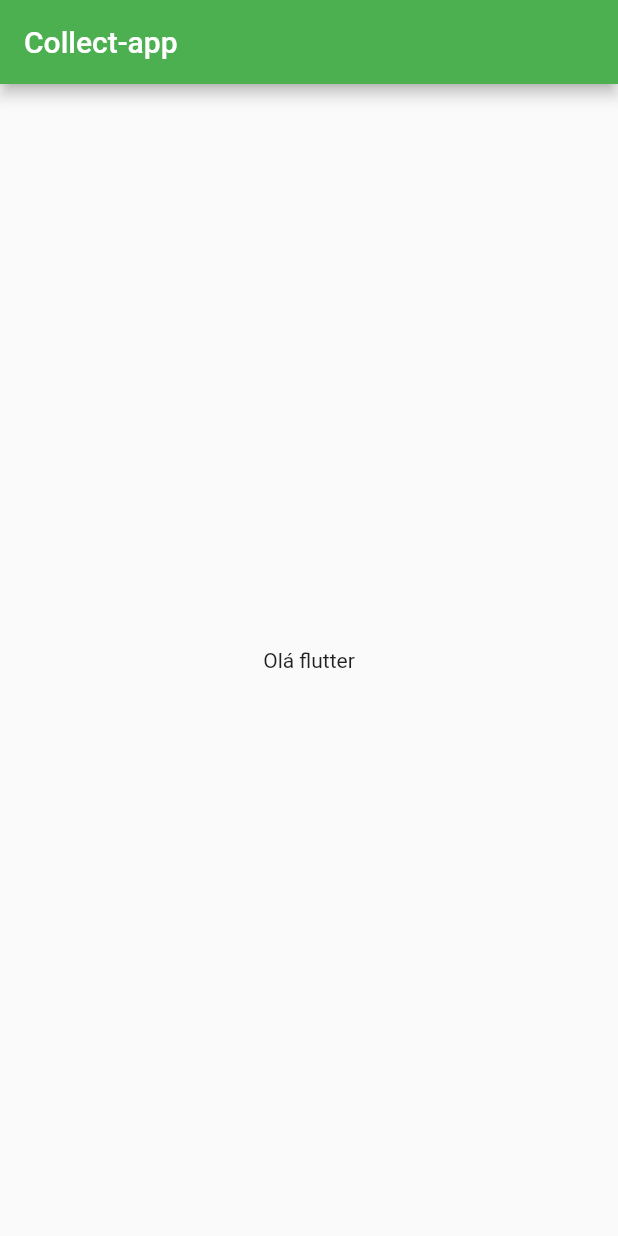
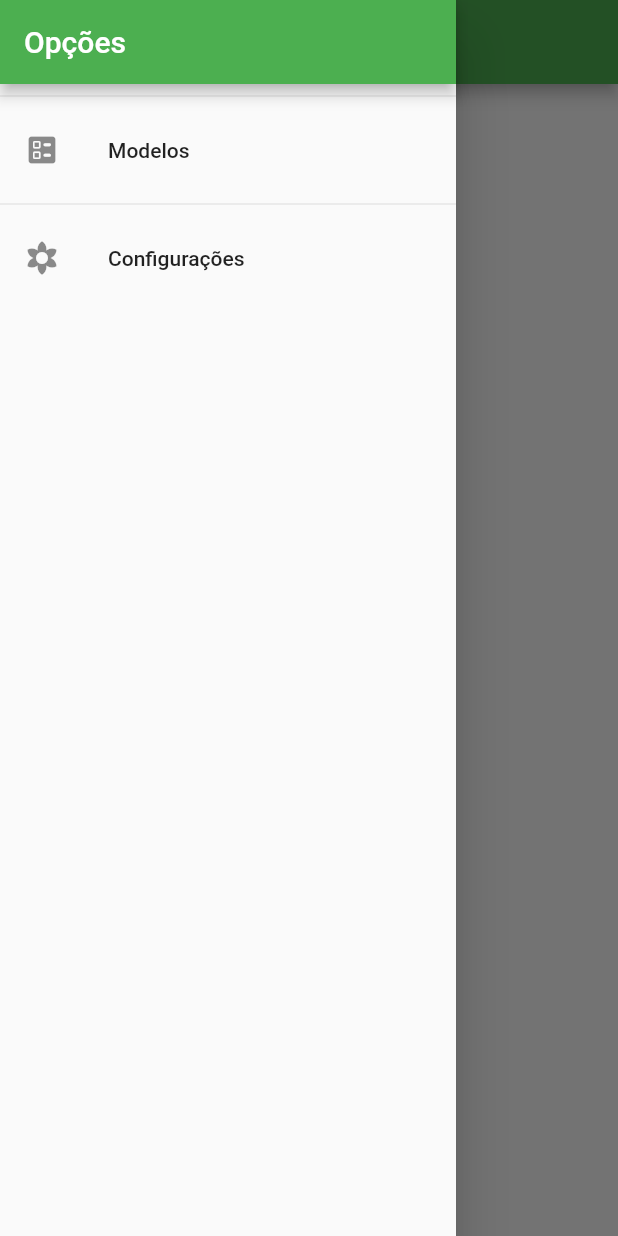
Before and after one commit to ggarber42/tcc-collect-app, a Flutter app: the screen it shows after launch, with the side drawer open (before the commit the screen has no drawer), on a phone screen of 412 x 824 dp. Run offline on Flutter 3.47's test engine with Material 2 defaults, Android fonts, the phone set to English and light mode, and no system bars.

Commit message:
feat(widget): create app drawer

```diff
--- a/lib/main.dart
+++ b/lib/main.dart
@@ -1,4 +1,6 @@
 import 'package:flutter/material.dart';
+
+import './widgets/app_drawer.dart';
 
 void main() {
   runApp(MyApp());
@@ -25,6 +27,7 @@ class MyApp extends StatelessWidget {
             children: [Text('Olá flutter')],
           ),
         ),
+        drawer: AppDrawer(),
       ),
     );
   }
--- /dev/null
+++ b/lib/widgets/app_drawer.dart
@@ -0,0 +1,29 @@
+import 'package:flutter/material.dart';
+
+class AppDrawer extends StatelessWidget {
+  @override
+  Widget build(BuildContext context) {
+    return Drawer(
+      child: Column(
+        children: [
+          AppBar(
+            title: Text('Opções'),
+            automaticallyImplyLeading: false,
+          ),
+          Divider(),
+          ListTile(
+            leading: Icon(Icons.ballot_rounded ),
+            title: Text('Modelos'),
+            onTap: () {},
+          ),
+          Divider(),
+          ListTile(
+            leading: Icon(Icons.filter_vintage_sharp),
+            title: Text('Configurações'),
+            onTap: () {},
+          )
+        ],
+      ),
+    );
+  }
+}
```
